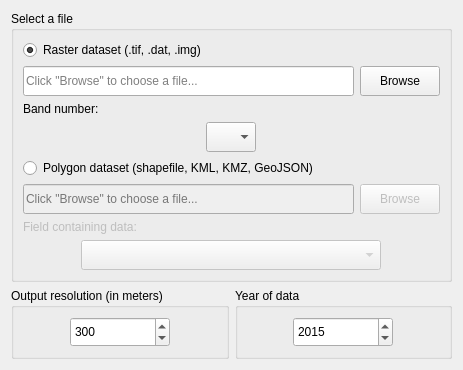
Qt form LDMP/gui/WidgetLoadDataSelectFileInput.ui (ConservationInternational/trends.earth) before a commit.
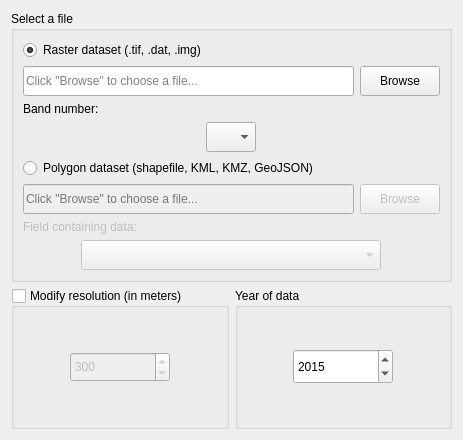
The same form after that commit.

Commit message: Fix local lc data remapping.

Patch:
```diff
--- a/LDMP/gui/WidgetLoadDataSelectFileInput.ui
+++ b/LDMP/gui/WidgetLoadDataSelectFileInput.ui
@@ -7,7 +7,7 @@
     <x>0</x>
     <y>0</y>
     <width>463</width>
-    <height>342</height>
+    <height>440</height>
    </rect>
   </property>
   <property name="windowTitle">
@@ -185,7 +185,13 @@
      <item>
       <widget class="QGroupBox" name="groupBox_output_resolution">
        <property name="title">
-        <string>Output resolution (in meters)</string>
+        <string>Modify resolution (in meters)</string>
+       </property>
+       <property name="checkable">
+        <bool>true</bool>
+       </property>
+       <property name="checked">
+        <bool>false</bool>
        </property>
        <layout class="QHBoxLayout" name="horizontalLayout_2">
         <item>
```
The commit also changes 4 other files.
